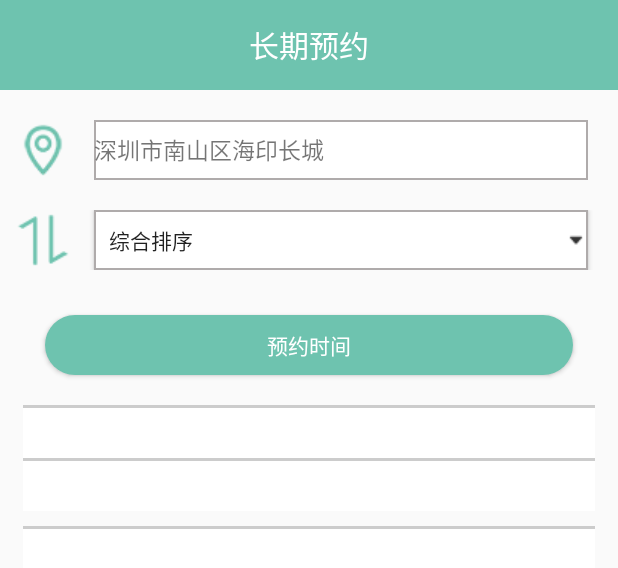
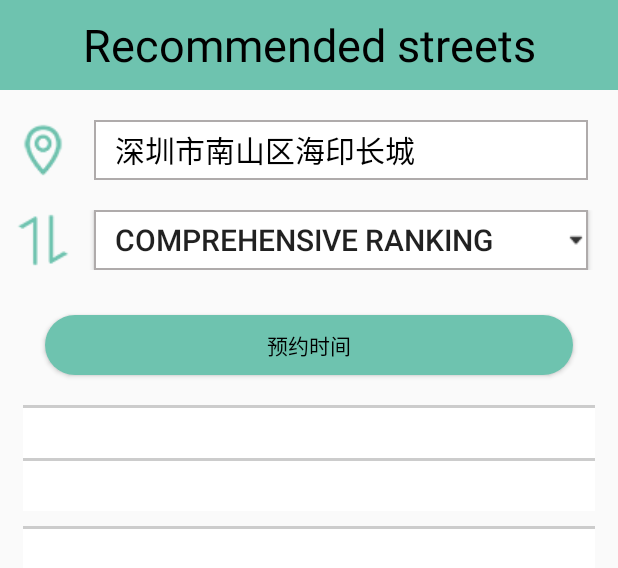
Before and after one commit to Dahaoge666/parkapp, an Android app: the layout activity_book_list.xml on its own in the app's theme, with its tools: preview values and no code run, on a phone screen of 412 x 824 dp. Shown: the top 568 px of the screen. Run offline under Robolectric (Android 15) with nearby library versions, the phone set to English and light mode, and no system bars; plain views replace MaterialRatingBar.

Commit message:
app开发

```diff
--- /dev/null
+++ b/app/src/main/java/com/example/parkapp/OkHttp.java
@@ -0,0 +1,4 @@
+package com.example.parkapp;
+
+public class OkHttp {
+}
--- a/app/src/main/res/layout/activity_book_list.xml
+++ b/app/src/main/res/layout/activity_book_list.xml
@@ -6,9 +6,9 @@
         android:layout_width="match_parent"
         android:layout_height="60dp"
         android:background="@color/colorGreen"
-        android:text="长期预约"
-        android:textSize="20sp"
-        android:textColor="#FFFFFF"
+        android:text="Recommended streets"
+        android:textSize="30sp"
+        android:textColor="#000000"
         android:gravity="center" />
     <LinearLayout
         android:layout_width="match_parent"
@@ -32,10 +32,11 @@
             android:layout_height="match_parent"
             android:layout_marginLeft="15dp"
             android:layout_marginRight="20dp"
-            android:text="深圳市南山区海印长城"
+            android:text="   深圳市南山区海印长城"
             android:background="@drawable/rectangle"
             android:gravity="center_vertical"
-            android:textSize="15sp" /> </LinearLayout>
+            android:textSize="20sp"
+            android:textColor="#000000"/> </LinearLayout>
 
     <LinearLayout
         android:layout_width="match_parent"
@@ -63,7 +64,8 @@
             android:layout_marginLeft="15dp"
             android:layout_marginRight="20dp"
             android:drawableRight="@drawable/xiala"
-            android:text="   综合排序"
+            android:text="   Comprehensive ranking"
+            android:textSize="20sp"
             android:gravity="center_vertical"
             android:background="@drawable/rectangle"
              />
@@ -87,7 +89,7 @@
         android:layout_alignParentRight="true"
         android:background="@drawable/whitebutton"
         android:text="预约时间"
-        android:textColor="#ffffff"/>
+        android:textColor="#000000"/>
     <View
         android:layout_width="match_parent"
         android:layout_height="20dp"/>
@@ -104,7 +106,8 @@
             android:layout_height="35dp"
             android:layout_marginLeft="5dp"
             android:text=""
-            android:textSize="20dp"/>
+            android:textSize="20sp"
+            android:textColor="#000000"/>
         <!--<TextView-->
             <!--android:id="@+id/parkingCapacity1"-->
             <!--android:layout_marginTop="35dp"-->
@@ -121,9 +124,10 @@
             android:layout_height="45dp">
             <TextView
                 android:layout_width="wrap_content"
-                android:text="推荐指数"
+                android:text="Index"
                 android:layout_height="match_parent"
-                android:textSize="15sp"
+                android:textSize="20sp"
+                android:textColor="#000000"
                 android:gravity="center"/>
             <me.zhanghai.android.materialratingbar.MaterialRatingBar
                 android:layout_width="wrap_content"
@@ -140,13 +144,13 @@
         <Button
             android:id="@+id/parking1"
             android:visibility="gone"
-            android:layout_width="50dp"
-            android:layout_height="50dp"
+            android:layout_width="60dp"
+            android:layout_height="60dp"
             android:layout_alignParentRight="true"
             android:layout_marginRight="20dp"
-            android:text="详情"
+            android:text="Details"
             android:background="@drawable/whitebutton"
-            android:textColor="#ffffff"
+            android:textColor="#000000"
             android:layout_centerVertical="true"/>
     </RelativeLayout>
 
@@ -164,7 +168,8 @@
             android:layout_height="35dp"
             android:layout_marginLeft="5dp"
             android:text=""
-            android:textSize="20dp"/>
+            android:textSize="20sp"
+            android:textColor="#000000"/>
         <LinearLayout
             android:id="@+id/linear2"
             android:visibility="gone"
@@ -173,10 +178,11 @@
             android:layout_height="45dp">
             <TextView
                 android:layout_width="wrap_content"
-                android:text="推荐指数"
+                android:text="Index"
                 android:layout_height="match_parent"
-                android:textSize="15sp"
-                android:gravity="center"/>
+                android:textSize="20sp"
+                android:gravity="center"
+                android:textColor="#000000"/>
             <me.zhanghai.android.materialratingbar.MaterialRatingBar
                 android:layout_width="wrap_content"
                 android:layout_height="wrap_content"
@@ -211,13 +217,13 @@
         <Button
             android:id="@+id/parking2"
             android:visibility="gone"
-            android:layout_width="50dp"
-            android:layout_height="50dp"
+            android:layout_width="60dp"
+            android:layout_height="60dp"
             android:layout_alignParentRight="true"
             android:layout_marginRight="20dp"
-            android:text="详情"
+            android:text="Details"
             android:background="@drawable/whitebutton"
-            android:textColor="#ffffff"
+            android:textColor="#000000"
             android:layout_centerVertical="true"/>
     </RelativeLayout>
     <View
@@ -236,7 +242,8 @@
             android:layout_height="35dp"
             android:layout_marginLeft="5dp"
             android:text=""
-            android:textSize="20dp"/>
+            android:textSize="20sp"
+            android:textColor="#000000"/>
 
         <!--<Button-->
             <!--android:drawableTop="@drawable/yuyue3"-->
@@ -269,8 +276,9 @@
                 android:layout_width="wrap_content"
                 android:layout_height="match_parent"
                 android:gravity="center"
-                android:text="推荐指数"
-                android:textSize="15sp" />
+                android:text="Index"
+                android:textSize="20sp"
+                android:textColor="#000000"/>
             <me.zhanghai.android.materialratingbar.MaterialRatingBar
                 android:layout_width="wrap_content"
                 android:layout_height="wrap_content"
@@ -285,13 +293,13 @@
         <Button
             android:id="@+id/parking3"
             android:visibility="gone"
-            android:layout_width="50dp"
-            android:layout_height="50dp"
+            android:layout_width="60dp"
+            android:layout_height="60dp"
             android:layout_alignParentRight="true"
             android:layout_marginRight="20dp"
-            android:text="详情"
+            android:text="Details"
             android:background="@drawable/whitebutton"
-            android:textColor="#ffffff"
+            android:textColor="#000000"
             android:layout_centerVertical="true"/>
     </RelativeLayout>
 
--- a/build.gradle
+++ b/build.gradle
@@ -7,7 +7,7 @@ buildscript {
 
     }
     dependencies {
-        classpath 'com.android.tools.build:gradle:3.4.1'
+        classpath 'com.android.tools.build:gradle:3.5.3'
 
         // NOTE: Do not place your application dependencies here; they belong
         // in the individual module build.gradle files
```
Also changed, not shown: app/src/main/java/com/example/parkapp/LineCharts.java (+42 -93 lines), app/src/main/java/com/example/parkapp/MainActivity.java (+26 -14 lines), app/src/main/java/com/example/parkapp/book1.java (+11 -4 lines), app/src/main/java/com/example/parkapp/book_list.java (+13 -12 lines), app/src/main/res/layout/activity_book1.xml (+52 -40 lines), app/src/main/res/layout/activity_main.xml (+50 -35 lines), app/src/main/res/layout/activity_popup.xml (+14 -11 lines), gradle/wrapper/gradle-wrapper.properties.
